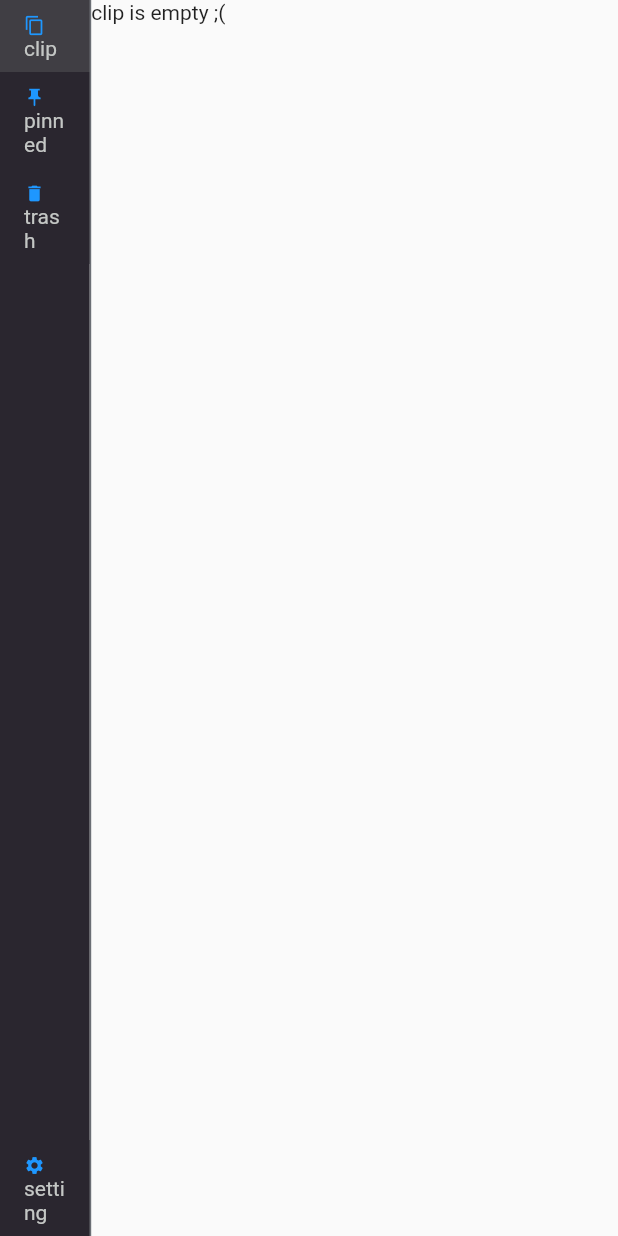
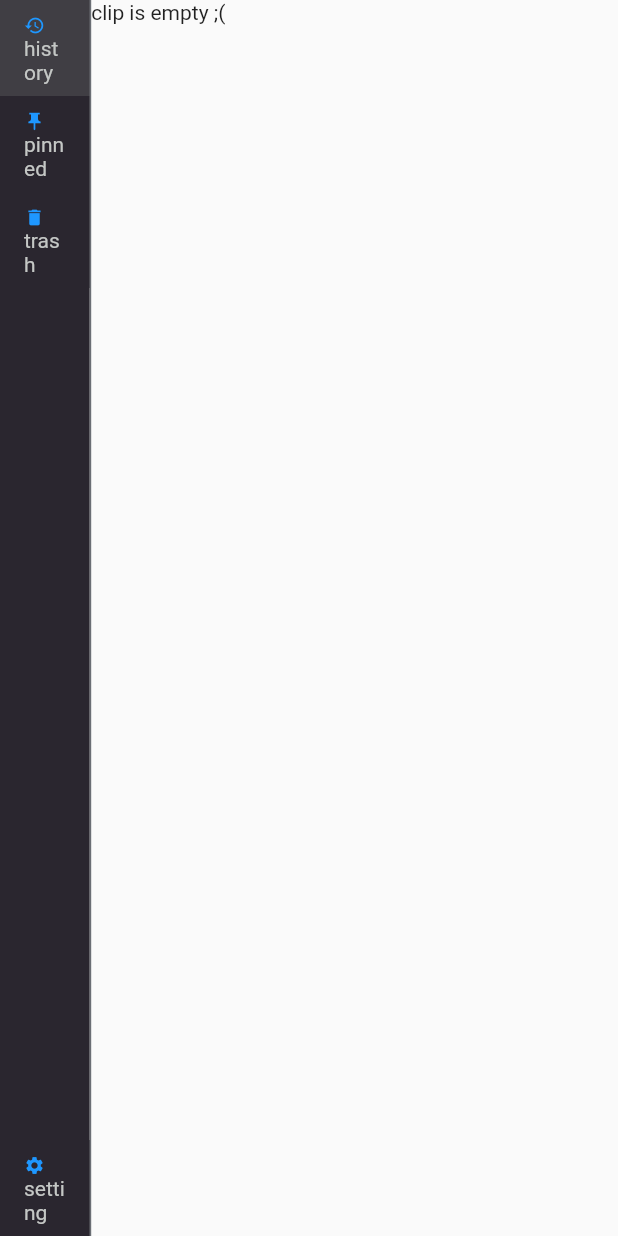
Before and after one commit to sdsd08013/clipit, a Flutter app: the screen it shows after launch, on a phone screen of 412 x 824 dp. Run offline on Flutter 3.47's test engine with Material 2 defaults, Android fonts, the phone set to English and light mode, and no system bars; our stand-ins replace flutter_html, flutter_markdown, sqflite; missing offline and left inert: html2md, markdown; accounts and stored records are empty.

```diff
--- a/lib/main.dart
+++ b/lib/main.dart
@@ -8,7 +8,9 @@ import 'package:clipit/views/contents_header.dart';
 import 'package:clipit/views/contents_list_view.dart';
 import 'package:flutter/material.dart';
 import 'package:flutter/services.dart';
+import 'package:flutter_html/flutter_html.dart';
 import 'package:flutter_markdown/flutter_markdown.dart';
+import 'package:markdown/markdown.dart' as md;
 import 'dart:async';
 import 'dart:core';
 
@@ -164,10 +166,19 @@ class _MyHomePageState extends State<MyHomePage> {
   }
 
   void handleListDown() {
+    print("--------->");
+    print(notes.currentItem.mdText);
+    if (type == ScreenType.CLIP) {
       setState(() {
         clips.incrementIndex();
         clips;
       });
+    } else if (type == ScreenType.PINNED) {
+      setState(() {
+        notes.incrementIndex();
+        notes;
+      });
+    }
   }
 
   void handleListUp() {
@@ -197,7 +208,11 @@ class _MyHomePageState extends State<MyHomePage> {
   }
 
   void copyToClipboard() {
+    if (type == ScreenType.CLIP) {
       Clipboard.setData(ClipboardData(text: clips.currentItem.text));
+    } else if (type == ScreenType.PINNED) {
+      Clipboard.setData(ClipboardData(text: notes.currentItem.text));
+    }
   }
 
   @override
@@ -240,8 +255,8 @@ class _MyHomePageState extends State<MyHomePage> {
                                   ? side1stBackgroundSelect
                                   : side1stBackground,
                               child: IconText(
-                                icon: Icons.copy,
-                                text: "clip",
+                                icon: Icons.history,
+                                text: "history",
                                 textColor: textColor,
                                 iconColor: iconColor,
                                 onTap: () => handleSideBarTap(ScreenType.CLIP),
@@ -341,10 +356,14 @@ class _MyHomePageState extends State<MyHomePage> {
                                             copyToClipboard(),
                                         handleMoveToTrashTap: () =>
                                             handleListViewDeleteAction()),
+                                    // Expanded(
+                                    //     child: Text(clips.currentItem.mdText))
                                     Markdown(
                                       controller: ScrollController(),
                                       shrinkWrap: true,
-                                        data: clips.currentItem.mdText)
+                                      selectable: true,
+                                      data: clips.currentItem.mdText,
+                                    )
                                   ]))
                             ]);
                           }
@@ -371,10 +390,22 @@ class _MyHomePageState extends State<MyHomePage> {
                                             copyToClipboard(),
                                         handleMoveToTrashTap: () =>
                                             handleListViewDeleteAction()),
-                                    Markdown(
-                                        controller: ScrollController(),
-                                        shrinkWrap: true,
-                                        data: notes.currentItem.mdText)
+                                    Expanded(
+                                        child: Container(
+                                            padding: const EdgeInsets.fromLTRB(
+                                                16, 8, 16, 8),
+                                            child: TextFormField(
+                                                key: Key(notes.currentItem.id
+                                                    .toString()),
+                                                expands: true,
+                                                maxLines: null,
+                                                minLines: null,
+                                                initialValue:
+                                                    notes.currentItem.mdText)))
+                                    // Markdown(
+                                    //     controller: ScrollController(),
+                                    //     shrinkWrap: true,
+                                    //     data: notes.currentItem.mdText)
                                   ]))
                             ]);
                           }
```
Lines whose indentation alone changed are shown as unchanged.
